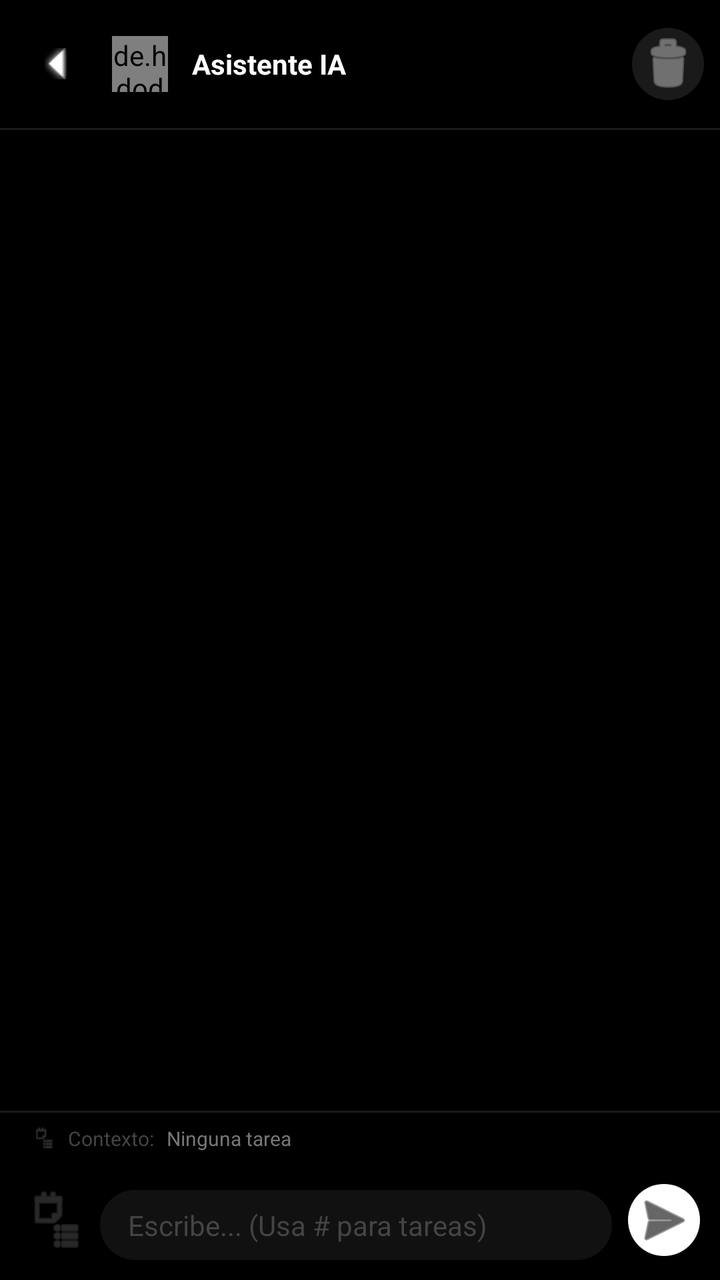
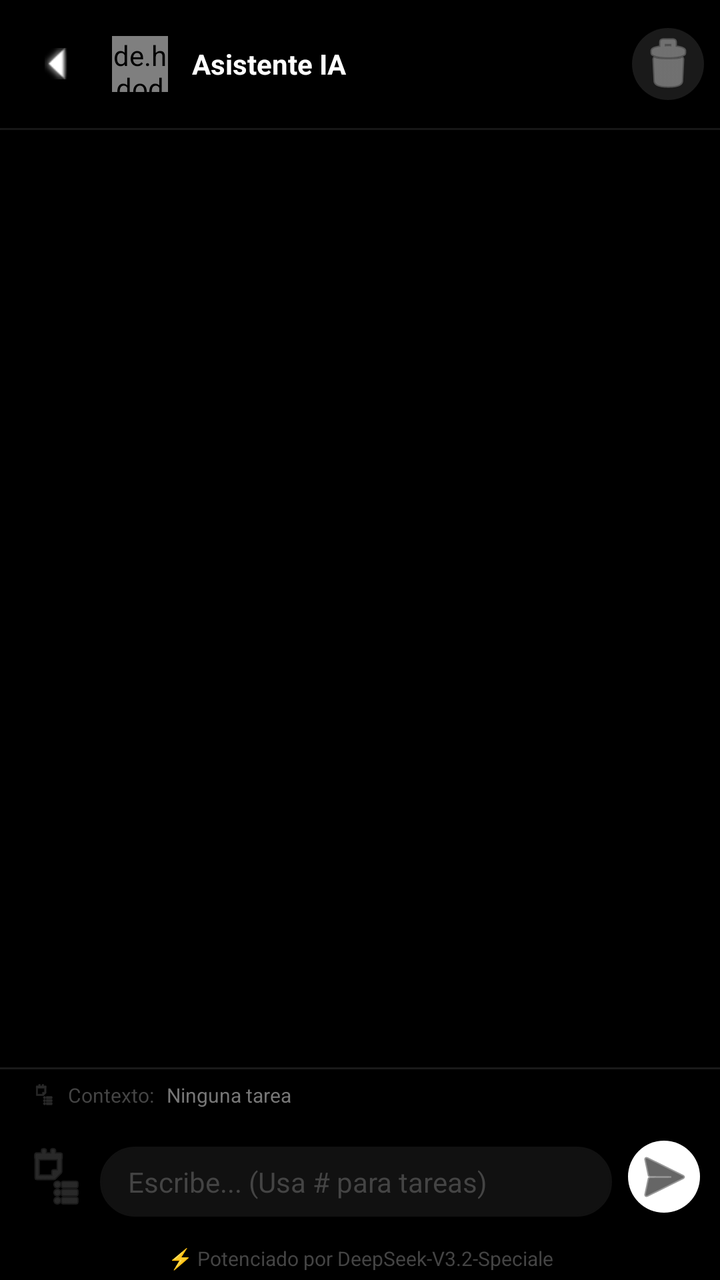

An Android layout rendered at two revisions. The XML below is the earlier revision; the diff shows what the commit changed to produce the second picture.
<!-- AndroidManifest.xml: application theme Theme.CourseV -->
<!-- res/layout/fragment_chatbot.xml -->
<?xml version="1.0" encoding="utf-8"?>
<androidx.constraintlayout.widget.ConstraintLayout xmlns:android="http://schemas.android.com/apk/res/android"
    xmlns:app="http://schemas.android.com/apk/res-auto"
    xmlns:tools="http://schemas.android.com/tools"
    android:layout_width="match_parent"
    android:layout_height="match_parent"
    android:background="#000000">

    
    <LinearLayout
        android:id="@+id/topBar"
        android:layout_width="match_parent"
        android:layout_height="?attr/actionBarSize"
        android:background="#000000"
        android:orientation="horizontal"
        android:gravity="center_vertical"
        android:paddingHorizontal="8dp"
        android:elevation="0dp"
        app:layout_constraintTop_toTopOf="parent">

        <ImageButton
            android:id="@+id/backButton"
            android:layout_width="40dp"
            android:layout_height="40dp"
            android:background="?attr/selectableItemBackgroundBorderless"
            android:src="@android:drawable/arrow_up_float"
            android:rotation="270"
            android:tint="#FFFFFF"
            android:padding="8dp" />

        <de.hdodenhof.circleimageview.CircleImageView
            android:id="@+id/botAvatarImageView"
            android:layout_width="28dp"
            android:layout_height="28dp"
            android:layout_marginStart="8dp"
            android:src="@android:drawable/ic_dialog_info"
            app:civ_border_width="0dp" />

        <LinearLayout
            android:layout_width="0dp"
            android:layout_height="wrap_content"
            android:layout_weight="1"
            android:layout_marginStart="12dp"
            android:orientation="vertical">

            <TextView
                android:id="@+id/botNameTextView"
                android:layout_width="wrap_content"
                android:layout_height="wrap_content"
                android:text="Asistente IA"
                android:textColor="#FFFFFF"
                android:textSize="14sp"
                android:textStyle="bold" />
        </LinearLayout>

        <ImageButton
            android:id="@+id/clearChatButton"
            android:layout_width="36dp"
            android:layout_height="36dp"
            android:background="@drawable/send_button_background"
            android:backgroundTint="#1A1A1A"
            android:src="@android:drawable/ic_menu_delete"
            android:tint="#AAAAAA"
            android:padding="8dp" />
    </LinearLayout>

    
    <View
        android:layout_width="match_parent"
        android:layout_height="1dp"
        android:background="#1A1A1A"
        app:layout_constraintTop_toBottomOf="@id/topBar"/>

    
    <androidx.recyclerview.widget.RecyclerView
        android:id="@+id/messagesRecyclerView"
        android:layout_width="match_parent"
        android:layout_height="0dp"
        android:clipToPadding="false"
        android:paddingBottom="16dp"
        app:layout_constraintTop_toBottomOf="@id/topBar"
        app:layout_constraintBottom_toTopOf="@id/inputAreaWrapper"
        app:stackFromEnd="true" />

    
    <ProgressBar
        android:id="@+id/loadingProgressBar"
        android:layout_width="20dp"
        android:layout_height="20dp"
        android:layout_marginBottom="16dp"
        android:layout_marginEnd="16dp"
        android:indeterminateTint="#FFFFFF"
        android:visibility="gone"
        app:layout_constraintBottom_toTopOf="@id/inputAreaWrapper"
        app:layout_constraintEnd_toEndOf="parent" />

    
    <androidx.cardview.widget.CardView
        android:id="@+id/taskListOverlay"
        android:layout_width="match_parent"
        android:layout_height="wrap_content"
        android:layout_marginHorizontal="12dp"
        android:layout_marginBottom="8dp"
        android:visibility="gone"
        app:cardBackgroundColor="#111111"
        app:cardCornerRadius="12dp"
        app:cardElevation="8dp"
        app:layout_constraintBottom_toTopOf="@id/inputAreaWrapper"
        app:layout_constraintStart_toStartOf="parent"
        app:layout_constraintEnd_toEndOf="parent"
        app:layout_constraintHeight_max="300dp">

        <LinearLayout
            android:layout_width="match_parent"
            android:layout_height="wrap_content"
            android:orientation="vertical">

            <LinearLayout
                android:layout_width="match_parent"
                android:layout_height="wrap_content"
                android:padding="10dp"
                android:background="#161616"
                android:gravity="center_vertical">
                <TextView
                    android:layout_width="0dp"
                    android:layout_height="wrap_content"
                    android:layout_weight="1"
                    android:text="Seleccionar Tarea"
                    android:textColor="#DDDDDD"
                    android:textSize="12sp"
                    android:textStyle="bold"
                    android:paddingStart="4dp"/>
                <ImageButton
                    android:id="@+id/closeTaskListButton"
                    android:layout_width="20dp"
                    android:layout_height="20dp"
                    android:background="?attr/selectableItemBackgroundBorderless"
                    android:src="@android:drawable/ic_menu_close_clear_cancel"
                    android:tint="#666666" />
            </LinearLayout>

            <TextView
                android:id="@+id/courseNameTextView"
                android:layout_width="match_parent"
                android:layout_height="wrap_content"
                android:text="Curso"
                android:textColor="#666666"
                android:textSize="10sp"
                android:paddingHorizontal="16dp"
                android:paddingTop="8dp" />

            <androidx.recyclerview.widget.RecyclerView
                android:id="@+id/taskListRecyclerView"
                android:layout_width="match_parent"
                android:layout_height="wrap_content"
                android:paddingVertical="4dp"
                app:layout_constrainedHeight="true" />
        </LinearLayout>
    </androidx.cardview.widget.CardView>

    
    <androidx.cardview.widget.CardView
        android:id="@+id/gradedTasksOverlay"
        android:layout_width="match_parent"
        android:layout_height="wrap_content"
        android:layout_marginHorizontal="12dp"
        android:layout_marginBottom="8dp"
        android:visibility="gone"
        app:cardBackgroundColor="#111111"
        app:cardCornerRadius="12dp"
        app:cardElevation="8dp"
        app:layout_constraintBottom_toTopOf="@id/inputAreaWrapper"
        app:layout_constraintStart_toStartOf="parent"
        app:layout_constraintEnd_toEndOf="parent"
        app:layout_constraintHeight_max="300dp">

        <LinearLayout
            android:layout_width="match_parent"
            android:layout_height="wrap_content"
            android:orientation="vertical">

            <LinearLayout
                android:layout_width="match_parent"
                android:layout_height="wrap_content"
                android:padding="10dp"
                android:background="#161616"
                android:gravity="center_vertical">
                <TextView
                    android:layout_width="0dp"
                    android:layout_height="wrap_content"
                    android:layout_weight="1"
                    android:text="Tareas Calificadas"
                    android:textColor="#DDDDDD"
                    android:textSize="12sp"
                    android:textStyle="bold"
                    android:paddingStart="4dp"/>
                <ImageButton
                    android:id="@+id/closeGradedTasksButton"
                    android:layout_width="20dp"
                    android:layout_height="20dp"
                    android:background="?attr/selectableItemBackgroundBorderless"
                    android:src="@android:drawable/ic_menu_close_clear_cancel"
                    android:tint="#666666" />
            </LinearLayout>

            <TextView
                android:id="@+id/gradedCourseNameTextView"
                android:layout_width="match_parent"
                android:layout_height="wrap_content"
                android:text="Curso"
                android:textColor="#666666"
                android:textSize="10sp"
                android:paddingHorizontal="16dp"
                android:paddingTop="8dp" />

            <androidx.recyclerview.widget.RecyclerView
                android:id="@+id/gradedTasksRecyclerView"
                android:layout_width="match_parent"
                android:layout_height="wrap_content"
                android:paddingVertical="4dp"
                app:layout_constrainedHeight="true" />
        </LinearLayout>
    </androidx.cardview.widget.CardView>

    
    <View
        android:id="@+id/taskListOverlayBackground"
        android:layout_width="match_parent"
        android:layout_height="0dp"
        android:background="#CC000000"
        android:visibility="gone"
        app:layout_constraintTop_toTopOf="parent"
        app:layout_constraintBottom_toBottomOf="parent" />

    <View
        android:id="@+id/gradedTasksOverlayBackground"
        android:layout_width="match_parent"
        android:layout_height="0dp"
        android:background="#CC000000"
        android:visibility="gone"
        app:layout_constraintTop_toTopOf="parent"
        app:layout_constraintBottom_toBottomOf="parent" />

    
    <LinearLayout
        android:id="@+id/inputAreaWrapper"
        android:layout_width="match_parent"
        android:layout_height="wrap_content"
        android:orientation="vertical"
        android:background="#000000"
        app:layout_constraintBottom_toBottomOf="parent">

        
        <View
            android:layout_width="match_parent"
            android:layout_height="1dp"
            android:background="#1A1A1A"/>

        
        <LinearLayout
            android:layout_width="match_parent"
            android:layout_height="wrap_content"
            android:orientation="horizontal"
            android:paddingHorizontal="16dp"
            android:paddingVertical="6dp"
            android:background="#000000"
            android:gravity="center_vertical">
            
            <ImageView
                android:id="@+id/activeContextIcon"
                android:layout_width="12dp"
                android:layout_height="12dp"
                android:src="@android:drawable/ic_menu_agenda"
                android:tint="#444444"
                android:layout_marginEnd="6dp" />
            
            <TextView
                android:id="@+id/activeContextLabel"
                android:layout_width="wrap_content"
                android:layout_height="wrap_content"
                android:text="Contexto: "
                android:textColor="#444444"
                android:textSize="10sp" />
            
            <TextView
                android:id="@+id/activeContextValue"
                android:layout_width="wrap_content"
                android:layout_height="wrap_content"
                android:text="Ninguna tarea"
                android:textColor="#777777"
                android:textSize="10sp"
                android:textStyle="normal"
                android:layout_marginStart="4dp"
                android:ellipsize="end"
                android:maxLines="1"/>
        </LinearLayout>

        
        <LinearLayout
            android:id="@+id/messageInputContainer"
            android:layout_width="match_parent"
            android:layout_height="wrap_content"
            android:orientation="horizontal"
            android:padding="10dp"
            android:gravity="bottom">

            <ImageButton
                android:id="@+id/gradedTasksButton"
                android:layout_width="36dp"
                android:layout_height="36dp"
                android:background="?attr/selectableItemBackgroundBorderless"
                android:src="@android:drawable/ic_menu_agenda"
                android:tint="#444444"
                android:padding="8dp"
                android:layout_marginEnd="4dp"
                android:layout_marginBottom="2dp"/>

            <EditText
                android:id="@+id/messageEditText"
                android:layout_width="0dp"
                android:layout_height="wrap_content"
                android:layout_weight="1"
                android:background="@drawable/message_input_background"
                android:backgroundTint="#111111"
                android:hint="Escribe... (Usa # para tareas)"
                android:textColorHint="#444444"
                android:textColor="#DDDDDD"
                android:paddingHorizontal="14dp"
                android:paddingVertical="8dp"
                android:maxLines="5"
                android:textSize="14sp"
                android:inputType="textCapSentences|textMultiLine" />

            <ImageButton
                android:id="@+id/sendButton"
                android:layout_width="36dp"
                android:layout_height="36dp"
                android:layout_marginStart="8dp"
                android:background="@drawable/send_button_background"
                android:backgroundTint="#FFFFFF"
                android:src="@android:drawable/ic_menu_send"
                android:tint="#000000"
                android:padding="8dp"
                android:layout_marginBottom="2dp"/>
        </LinearLayout>
    </LinearLayout>

</androidx.constraintlayout.widget.ConstraintLayout>
<!-- resources referenced by this layout -->
<resources>
  <!-- drawable message_input_background (drawable) -->
  <?xml version="1.0" encoding="utf-8"?>
  <shape xmlns:android="http://schemas.android.com/apk/res/android">
      <solid android:color="#000000" />
      <corners android:radius="24dp" />
      <stroke android:width="1dp" android:color="#333333" />
  </shape>
  <!-- drawable send_button_background (drawable) -->
  <?xml version="1.0" encoding="utf-8"?>
  <selector xmlns:android="http://schemas.android.com/apk/res/android">
      <item android:state_pressed="true">
          <shape android:shape="oval">
              <solid android:color="#333333" />
          </shape>
      </item>
      <item>
          <shape android:shape="oval">
              <solid android:color="#1a1a1a" />
          </shape>
      </item>
  </selector>
  <style name="Theme.CourseV" parent="Base.Theme.CourseV" />
  <style name="Base.Theme.CourseV" parent="Theme.Material3.DayNight.NoActionBar">
          
          
          
          
          <item name="appBarLayoutStyle">@style/Widget.App.AppBarLayout</item>
          <item name="collapsingToolbarLayoutStyle">@style/Widget.App.CollapsingToolbar</item>
      </style>
  <style name="Widget.App.AppBarLayout" parent="Widget.Material3.AppBarLayout">
          <item name="android:background">#000000</item>
          <item name="liftOnScroll">false</item>
          <item name="elevation">0dp</item>
      </style>
  <style name="Widget.App.CollapsingToolbar" parent="Widget.Material3.CollapsingToolbar">
          <item name="android:background">#000000</item>
          <item name="contentScrim">#000000</item>
          <item name="statusBarScrim">#000000</item>
      </style>
</resources>

<!-- the commit's change to res/layout/fragment_chatbot.xml (unified diff, before → after) -->
@@ -2,21 +2,27 @@
 <androidx.constraintlayout.widget.ConstraintLayout xmlns:android="http://schemas.android.com/apk/res/android"
     xmlns:app="http://schemas.android.com/apk/res-auto"
     xmlns:tools="http://schemas.android.com/tools"
+    android:id="@+id/chatBotRootLayout"
     android:layout_width="match_parent"
     android:layout_height="match_parent"
-    android:background="#000000">
+    android:background="#000000"
+    android:clipToPadding="false"
+    android:clipChildren="false">
 
     
     <LinearLayout
         android:id="@+id/topBar"
-        android:layout_width="match_parent"
+        android:layout_width="0dp"
         android:layout_height="?attr/actionBarSize"
         android:background="#000000"
         android:orientation="horizontal"
         android:gravity="center_vertical"
         android:paddingHorizontal="8dp"
-        android:elevation="0dp"
-        app:layout_constraintTop_toTopOf="parent">
+        android:elevation="8dp"
+        app:layout_constraintTop_toTopOf="parent"
+        app:layout_constraintStart_toStartOf="parent"
+        app:layout_constraintEnd_toEndOf="parent"
+        android:translationZ="8dp">
 
         <ImageButton
             android:id="@+id/backButton"
@@ -108,7 +114,7 @@
         app:layout_constraintBottom_toTopOf="@id/inputAreaWrapper"
         app:layout_constraintStart_toStartOf="parent"
         app:layout_constraintEnd_toEndOf="parent"
-        app:layout_constraintHeight_max="300dp">
+        app:layout_constraintHeight_max="350dp">
 
         <LinearLayout
             android:layout_width="match_parent"
@@ -122,14 +128,24 @@
                 android:background="#161616"
                 android:gravity="center_vertical">
                 <TextView
+                    android:id="@+id/overlayTitleTextView"
                     android:layout_width="0dp"
                     android:layout_height="wrap_content"
                     android:layout_weight="1"
-                    android:text="Seleccionar Tarea"
+                    android:text="Seleccionar Curso"
                     android:textColor="#DDDDDD"
                     android:textSize="12sp"
                     android:textStyle="bold"
                     android:paddingStart="4dp"/>
+                <ImageButton
+                    android:id="@+id/backToCoursesButton"
+                    android:layout_width="20dp"
+                    android:layout_height="20dp"
+                    android:layout_marginEnd="8dp"
+                    android:background="?attr/selectableItemBackgroundBorderless"
+                    android:src="@android:drawable/ic_menu_revert"
+                    android:tint="#666666"
+                    android:visibility="gone" />
                 <ImageButton
                     android:id="@+id/closeTaskListButton"
                     android:layout_width="20dp"
@@ -138,6 +154,43 @@
                     android:src="@android:drawable/ic_menu_close_clear_cancel"
                     android:tint="#666666" />
             </LinearLayout>
+
+            
+            <LinearLayout
+                android:id="@+id/searchBarContainer"
+                android:layout_width="match_parent"
+                android:layout_height="wrap_content"
+                android:orientation="horizontal"
+                android:paddingHorizontal="12dp"
+                android:paddingVertical="8dp"
+                android:gravity="center_vertical">
+                
+                <ImageView
+                    android:layout_width="16dp"
+                    android:layout_height="16dp"
+                    android:src="@android:drawable/ic_menu_search"
+                    android:tint="#666666"
+                    android:layout_marginEnd="8dp" />
+                
+                <EditText
+                    android:id="@+id/overlaySearchEditText"
+                    android:layout_width="0dp"
+                    android:layout_height="wrap_content"
+                    android:layout_weight="1"
+                    android:background="@android:color/transparent"
+                    android:hint="Buscar por nombre o categoría..."
+                    android:textColorHint="#555555"
+                    android:textColor="#CCCCCC"
+                    android:textSize="12sp"
+                    android:inputType="text"
+                    android:maxLines="1"
+                    android:imeOptions="actionSearch" />
+            </LinearLayout>
+
+            <View
+                android:layout_width="match_parent"
+                android:layout_height="1dp"
+                android:background="#1A1A1A" />
 
             <TextView
                 android:id="@+id/courseNameTextView"
@@ -343,6 +396,18 @@
                 android:padding="8dp"
                 android:layout_marginBottom="2dp"/>
         </LinearLayout>
+
+        
+        <TextView
+            android:id="@+id/poweredByTextView"
+            android:layout_width="match_parent"
+            android:layout_height="wrap_content"
+            android:text="⚡ Potenciado por DeepSeek-V3.2-Speciale"
+            android:textColor="#444444"
+            android:textSize="10sp"
+            android:gravity="center"
+            android:paddingVertical="4dp"
+            android:background="#000000" />
     </LinearLayout>
 
 </androidx.constraintlayout.widget.ConstraintLayout>
